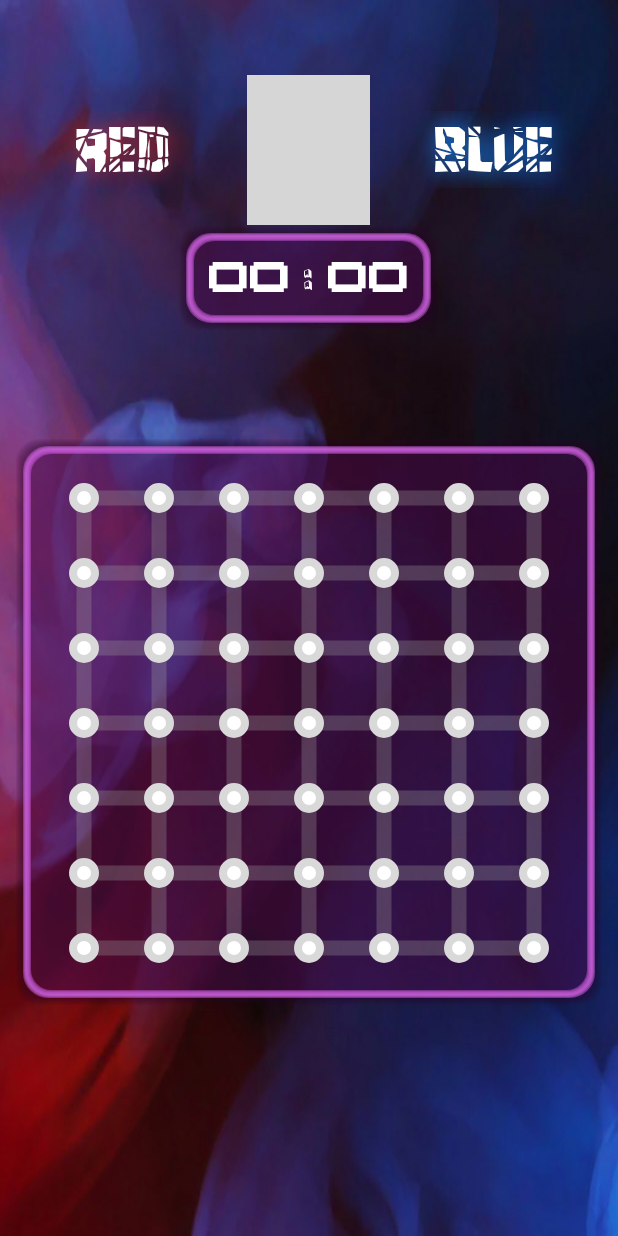
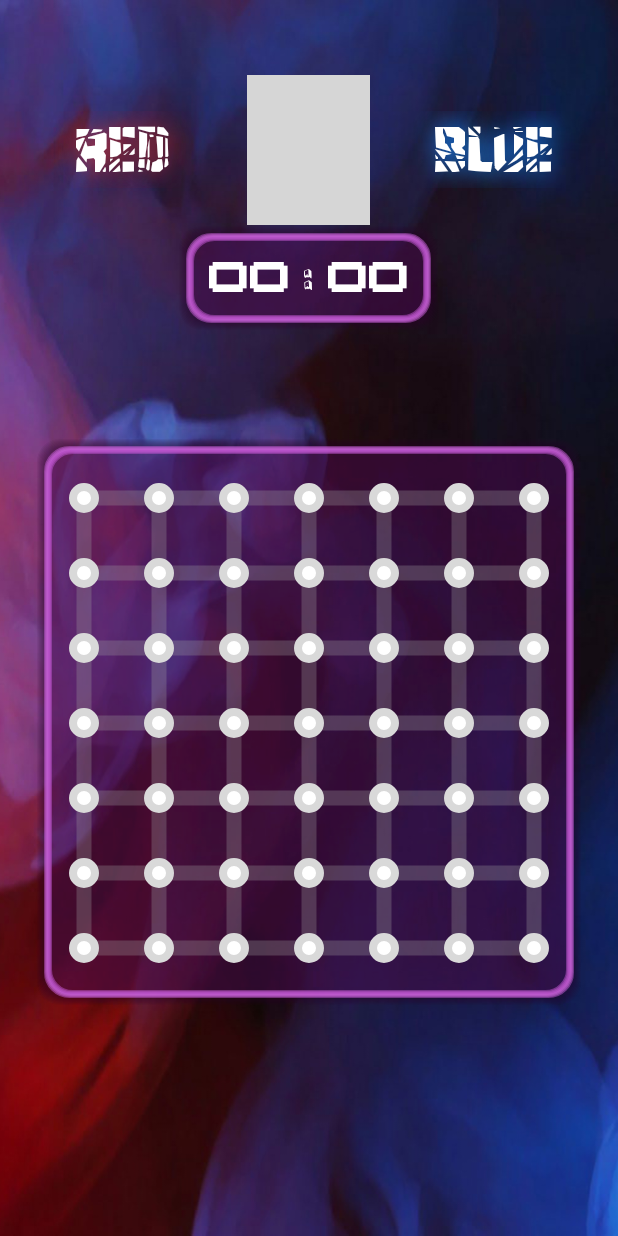
Before and after one commit to YaminMahdi/line2box_androidGame, an Android app: the screen it shows after launch (MainActivity), on a phone screen of 412 x 824 dp. Run offline under Robolectric (Android 15) with nearby library versions, the phone set to English and light mode, and no system bars; grey boxes are pictures that could not be loaded.

Commit message:
ui tweaks

```diff
--- a/app/src/main/res/layout/activity_main.xml
+++ b/app/src/main/res/layout/activity_main.xml
@@ -118,15 +118,17 @@
         </LinearLayout>
 
         <RelativeLayout
-            android:layout_width="match_parent"
+            android:layout_width="wrap_content"
             android:layout_height="wrap_content"
-            android:layout_marginLeft="10dp"
-            android:layout_marginRight="10dp"
             android:background="@drawable/box"
             android:clipChildren="false"
             android:orientation="vertical"
+            android:layout_gravity="center"
+            android:paddingLeft="22dp"
+            android:paddingRight="22dp"
             android:paddingTop="30dp"
-            android:paddingBottom="30dp">
+            android:paddingBottom="30dp"
+            >
             <!--            text-->
             <LinearLayout
                 android:layout_width="wrap_content"
```
Also changed, not shown: app/src/main/AndroidManifest.xml (+6 -3 lines).
